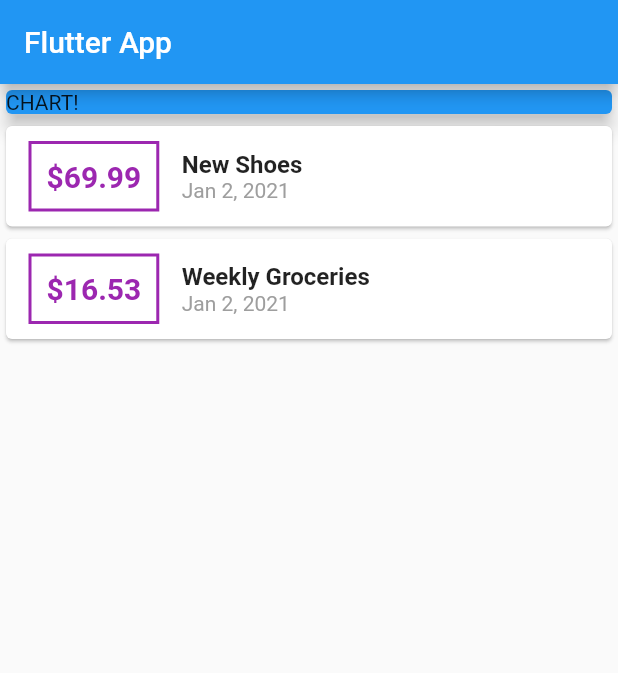
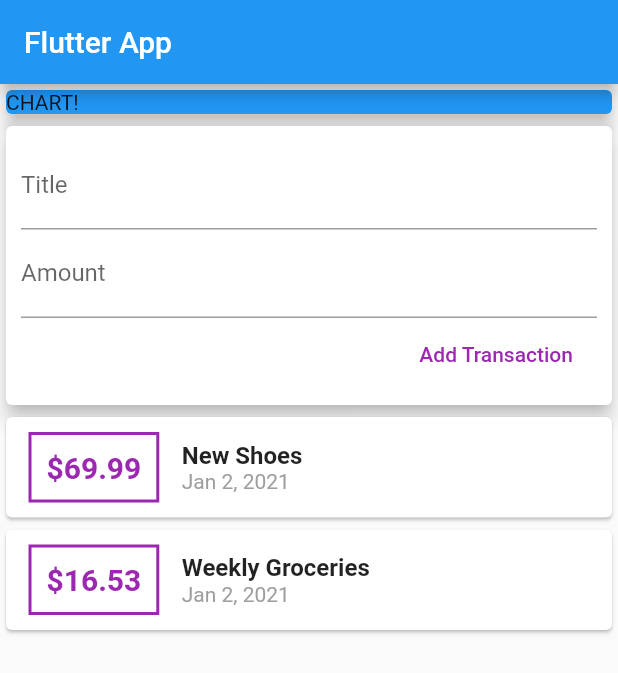
Before and after one commit to Achintya-Patel/Personal-Expenses-App, a Flutter app: the screen it shows after launch, on a phone screen of 412 x 824 dp. Shown: the top 673 px of the screen. Run offline on Flutter 3.47's test engine with Material 2 defaults, Android fonts, the phone set to English and light mode, and no system bars.

Commit message:
fetching user input

```diff
--- a/lib/main.dart
+++ b/lib/main.dart
@@ -31,6 +31,11 @@ class MyHomePage extends StatelessWidget {
     ),
   ];
 
+  // String titleInput;
+  // String amountInput;
+  final titleController = TextEditingController();
+  final amountController = TextEditingController();
+
   @override
   Widget build(BuildContext context) {
     return Scaffold(
@@ -38,6 +43,7 @@ class MyHomePage extends StatelessWidget {
         title: Text('Flutter App'),
       ),
       body: Column(
+        crossAxisAlignment: CrossAxisAlignment.stretch,
         children: <Widget>[
           Container(
             width: double.infinity,
@@ -45,6 +51,37 @@ class MyHomePage extends StatelessWidget {
               color: Colors.blue,
               child: Text('CHART!'),
               elevation: 5,
+            ),
+          ),
+          Card(
+            elevation: 5,
+            child: Container(
+              padding: EdgeInsets.all(10),
+              child: Column(
+                crossAxisAlignment: CrossAxisAlignment.end,
+                children: <Widget>[
+                  TextField(
+                    decoration: InputDecoration(labelText: 'Title'),
+                    controller: titleController,
+                    // onChanged: (val) {
+                    //   titleInput = val;
+                    // },
+                  ),
+                  TextField(
+                    decoration: InputDecoration(labelText: 'Amount'),
+                    controller: amountController,
+                    //onChanged: (val) => amountInput = val,
+                  ),
+                  FlatButton(
+                    child: Text('Add Transaction'),
+                    textColor: Colors.purple,
+                    onPressed: () {
+                      print(titleController.text);
+                      // print(amountInput);
+                    },
+                  )
+                ],
+              ),
             ),
           ),
           Column(
```
